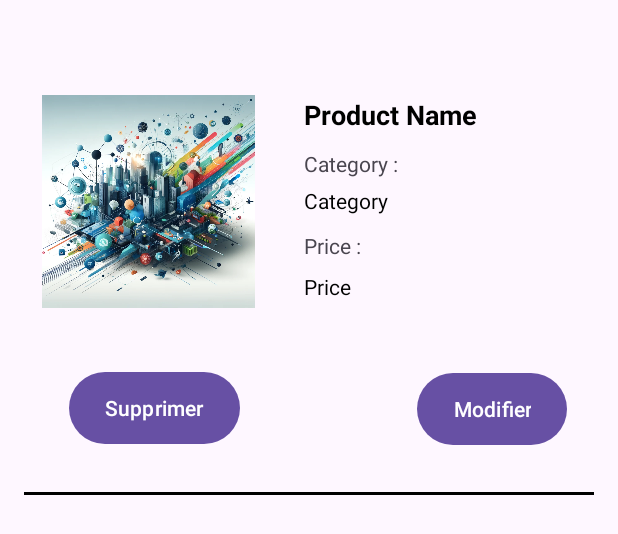
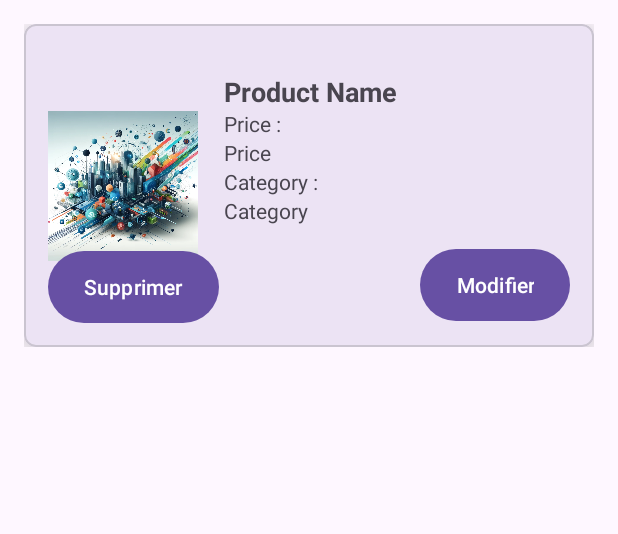
Before and after one commit to iir-projets/Online-Booking-Service, an Android app: the layout activity_admin_product.xml on its own in the app's theme, with its tools: preview values and no code run, on a phone screen of 412 x 824 dp. Shown: the top 534 px of the screen. Run offline under Robolectric (Android 15) with nearby library versions, the phone set to English and light mode, and no system bars.

Commit message:
ajout d'option logout et modification d' affichage pour laffichage : pour les services - et lhistotique - et les reservation pour le logout : pour les client - et les admin

```diff
--- a/Online-Booking-Service/Android/ProjectServices/app/build.gradle.kts
+++ b/Online-Booking-Service/Android/ProjectServices/app/build.gradle.kts
@@ -34,7 +34,7 @@ android {
 dependencies {
 
     implementation("androidx.appcompat:appcompat:1.6.1")
-    implementation("com.google.android.material:material:1.11.0")
+    implementation("com.google.android.material:material:1.12.0")
     implementation("androidx.constraintlayout:constraintlayout:2.1.4")
     implementation("com.android.volley:volley:1.2.1")
     testImplementation("junit:junit:4.13.2")
@@ -44,4 +44,5 @@ dependencies {
     implementation ("com.squareup.retrofit2:converter-gson:2.9.0")
     implementation ("androidx.recyclerview:recyclerview:1.3.2")
     implementation ("com.android.volley:volley:1.2.1")
+    implementation ("com.google.android.material:material:1.12.0")
 }
--- a/Online-Booking-Service/Android/ProjectServices/app/src/main/java/com/example/projectservices/ProductActivity.java
+++ b/Online-Booking-Service/Android/ProjectServices/app/src/main/java/com/example/projectservices/ProductActivity.java
@@ -47,6 +47,11 @@ public class ProductActivity extends AppCompatActivity {
         Button historyButton = findViewById(R.id.historyButton);
         historyButton.setOnClickListener(v -> {
             Intent intent = new Intent(ProductActivity.this, HistoryActivity.class);
+            startActivity(intent);
+        });
+        Button logoutButton = findViewById(R.id.btnlout);
+        logoutButton.setOnClickListener(v -> {
+            Intent intent = new Intent(ProductActivity.this, LoginActivity.class);
             startActivity(intent);
         });
 
--- a/Online-Booking-Service/Android/ProjectServices/app/src/main/java/com/example/projectservices/ProductAdminActivity.java
+++ b/Online-Booking-Service/Android/ProjectServices/app/src/main/java/com/example/projectservices/ProductAdminActivity.java
@@ -51,6 +51,11 @@ public class ProductAdminActivity extends AppCompatActivity {
         Button addButton = findViewById(R.id.addProductButton);
         addButton.setOnClickListener(v -> {
             Intent intent = new Intent(ProductAdminActivity.this, FormulairActivity.class);
+            startActivity(intent);
+        });
+        Button logoutButton = findViewById(R.id.Btnlogout);
+        logoutButton.setOnClickListener(v -> {
+            Intent intent = new Intent(ProductAdminActivity.this, LoginActivity.class);
             startActivity(intent);
         });
 
--- a/Online-Booking-Service/Android/ProjectServices/app/src/main/res/layout/activity_admin_product.xml
+++ b/Online-Booking-Service/Android/ProjectServices/app/src/main/res/layout/activity_admin_product.xml
@@ -7,109 +7,94 @@
     android:padding="16dp"
     tools:context=".ProductActivity">
 
+    <com.google.android.material.card.MaterialCardView
+        android:layout_width="0dp"
+        android:layout_height="wrap_content"
+        app:cardCornerRadius="8dp"
+        app:cardElevation="8dp"
+        app:layout_constraintStart_toStartOf="parent"
+        app:layout_constraintEnd_toEndOf="parent"
+        app:layout_constraintTop_toTopOf="parent">
+
+        <androidx.constraintlayout.widget.ConstraintLayout
+            android:layout_width="match_parent"
+            android:layout_height="wrap_content"
+            android:padding="16dp">
+
             <ImageView
                 android:id="@+id/productImage"
-        android:layout_width="142dp"
-        android:layout_height="236dp"
-        android:layout_marginStart="12dp"
+                android:layout_width="100dp"
+                android:layout_height="150dp"
                 android:src="@drawable/b"
                 app:layout_constraintStart_toStartOf="parent"
-        app:layout_constraintTop_toTopOf="parent" />
-
+                app:layout_constraintTop_toTopOf="parent"
+                app:layout_constraintBottom_toBottomOf="parent" />
 
             <TextView
                 android:id="@+id/productName"
-        android:layout_width="193dp"
-        android:layout_height="27dp"
-        android:layout_marginTop="48dp"
+                android:layout_width="214dp"
+                android:layout_height="24dp"
                 android:text="Product Name"
-        android:textColor="@color/black"
                 android:textSize="18sp"
                 android:textStyle="bold"
                 app:layout_constraintEnd_toEndOf="parent"
-        app:layout_constraintHorizontal_bias="1.0"
-        app:layout_constraintStart_toStartOf="parent"
-        app:layout_constraintTop_toTopOf="parent" />
+                app:layout_constraintStart_toEndOf="@id/productImage"
+                app:layout_constraintTop_toTopOf="@id/productImage" />
+
+            <TextView
+                android:id="@+id/textView4"
+                android:layout_width="wrap_content"
+                android:layout_height="wrap_content"
+                android:text="Price :"
+                app:layout_constraintStart_toStartOf="@id/productName"
+                app:layout_constraintTop_toBottomOf="@id/productName" />
+
+            <TextView
+                android:id="@+id/productPrice"
+                android:layout_width="0dp"
+                android:layout_height="wrap_content"
+                android:text="Price"
+                app:layout_constraintStart_toStartOf="@id/textView4"
+                app:layout_constraintEnd_toEndOf="@id/productName"
+                app:layout_constraintTop_toBottomOf="@id/textView4" />
+
+            <TextView
+                android:id="@+id/textView3"
+                android:layout_width="wrap_content"
+                android:layout_height="wrap_content"
+                android:text="Category :"
+                app:layout_constraintStart_toStartOf="@id/productPrice"
+                app:layout_constraintTop_toBottomOf="@id/productPrice" />
+
+            <TextView
+                android:id="@+id/productCategory"
+                android:layout_width="0dp"
+                android:layout_height="wrap_content"
+                android:text="Category"
+                app:layout_constraintStart_toStartOf="@id/textView3"
+                app:layout_constraintEnd_toEndOf="@id/productPrice"
+                app:layout_constraintTop_toBottomOf="@id/textView3" />
 
             <Button
                 android:id="@+id/btnModify"
                 android:layout_width="wrap_content"
                 android:layout_height="wrap_content"
-        android:layout_marginTop="48dp"
+                android:layout_marginTop="16dp"
                 android:background="@drawable/btn_bg"
                 android:text="Modifier"
                 app:layout_constraintEnd_toEndOf="parent"
-        app:layout_constraintHorizontal_bias="0.935"
-        app:layout_constraintStart_toStartOf="parent"
-        app:layout_constraintTop_toBottomOf="@+id/productPrice" />
+                app:layout_constraintTop_toBottomOf="@id/productCategory" />
 
             <Button
                 android:id="@+id/btnDelete"
                 android:layout_width="wrap_content"
                 android:layout_height="wrap_content"
-        android:layout_marginTop="232dp"
+                android:layout_marginTop="17dp"
                 android:background="@drawable/btn_bg"
                 android:text="Supprimer"
-        app:layout_constraintEnd_toEndOf="parent"
-        app:layout_constraintHorizontal_bias="0.113"
                 app:layout_constraintStart_toStartOf="parent"
-        app:layout_constraintTop_toTopOf="parent" />
-
-    <View
-        android:id="@+id/marginDivider"
-        android:layout_width="match_parent"
-        android:layout_height="2dp"
-        android:layout_marginTop="32dp"
-        android:background="@color/black"
-        app:layout_constraintEnd_toEndOf="parent"
-        app:layout_constraintHorizontal_bias="0.0"
-        app:layout_constraintStart_toStartOf="parent"
-        app:layout_constraintTop_toBottomOf="@id/btnDelete" />
-
-    <TextView
-        android:id="@+id/textView3"
-        android:layout_width="wrap_content"
-        android:layout_height="wrap_content"
-        android:layout_marginBottom="5dp"
-        android:text="Category :"
-        app:layout_constraintBottom_toTopOf="@+id/productCategory"
-        app:layout_constraintEnd_toEndOf="@+id/productName"
-        app:layout_constraintHorizontal_bias="0.0"
-        app:layout_constraintStart_toStartOf="@+id/productName"
-        app:layout_constraintTop_toBottomOf="@+id/productName"
-        app:layout_constraintVertical_bias="1.0" />
-
-    <TextView
-        android:id="@+id/productCategory"
-        android:layout_width="107dp"
-        android:layout_height="22dp"
-        android:layout_marginTop="108dp"
-        android:text="Category"
-        android:textColor="@color/black"
-        android:textSize="14sp"
-        app:layout_constraintEnd_toEndOf="@+id/textView3"
-        app:layout_constraintHorizontal_bias="0.0"
-        app:layout_constraintStart_toStartOf="@+id/textView3"
-        app:layout_constraintTop_toTopOf="parent" />
-
-    <TextView
-        android:id="@+id/productPrice"
-        android:layout_width="0dp"
-        android:layout_height="wrap_content"
-        android:layout_marginTop="8dp"
-        android:text="Price"
-        android:textColor="@color/black"
-        android:textSize="14sp"
-        app:layout_constraintStart_toStartOf="@+id/productName"
-        app:layout_constraintTop_toBottomOf="@+id/textView4" />
-
-    <TextView
-        android:id="@+id/textView4"
-        android:layout_width="wrap_content"
-        android:layout_height="wrap_content"
-        android:layout_marginTop="8dp"
-        android:text="Price :"
-        app:layout_constraintStart_toStartOf="@+id/productCategory"
-        app:layout_constraintTop_toBottomOf="@+id/productCategory" />
+                app:layout_constraintTop_toBottomOf="@id/productCategory" />
 
         </androidx.constraintlayout.widget.ConstraintLayout>
+    </com.google.android.material.card.MaterialCardView>
+</androidx.constraintlayout.widget.ConstraintLayout>
--- a/Online-Booking-Service/Android/ProjectServices/app/src/main/res/values/strings.xml
+++ b/Online-Booking-Service/Android/ProjectServices/app/src/main/res/values/strings.xml
@@ -18,4 +18,5 @@
     <string name="formulaire">Formulaire</string>
     <string name="return_to_products">Return to Products</string>
     <string name="reserve">Reserve</string>
+    <string name="logout">Logout</string>
 </resources>
```
Also changed, not shown: Online-Booking-Service/Android/ProjectServices/app/src/main/res/layout/activity_product.xml (+43 -25 lines), Online-Booking-Service/Android/ProjectServices/app/src/main/res/layout/activity_product_admin.xml (+13 -0 lines), Online-Booking-Service/Android/ProjectServices/app/src/main/res/layout/product_item.xml (+64 -73 lines), Online-Booking-Service/Android/ProjectServices/app/src/main/res/layout/reservation_item.xml (+35 -17 lines), 1 other file. Lines whose indentation alone changed are shown as unchanged.
